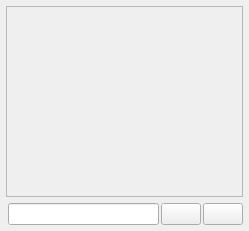
Qt form src/Common/gui/ChatPanel.ui (elieserdejesus/JamTaba) before a commit.
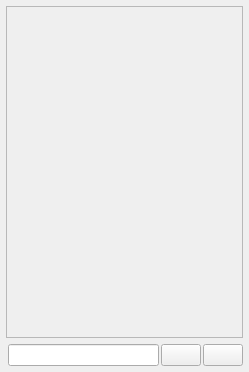
The same form after that commit.

```diff
--- a/src/Common/gui/ChatPanel.ui
+++ b/src/Common/gui/ChatPanel.ui
@@ -7,7 +7,7 @@
     <x>0</x>
     <y>0</y>
     <width>249</width>
-    <height>231</height>
+    <height>372</height>
    </rect>
   </property>
   <property name="windowTitle">
@@ -47,6 +47,9 @@
      <property name="accessibleDescription">
       <string>This is the chat scroll area</string>
      </property>
+     <property name="verticalScrollBarPolicy">
+      <enum>Qt::ScrollBarAsNeeded</enum>
+     </property>
      <property name="horizontalScrollBarPolicy">
       <enum>Qt::ScrollBarAsNeeded</enum>
      </property>
@@ -59,7 +62,7 @@
         <x>0</x>
         <y>0</y>
         <width>235</width>
-        <height>188</height>
+        <height>329</height>
        </rect>
       </property>
       <property name="minimumSize">
```
